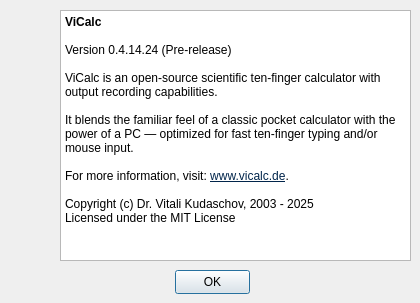
Kudaschov/ViCalc, file vicalc/ui/about_dialog.ui: the form before one commit.
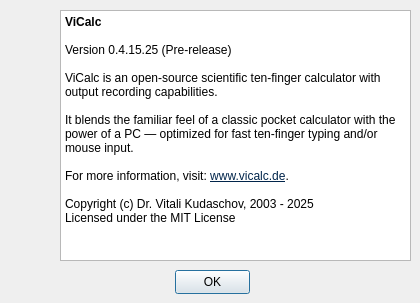
The form after the commit. Icons and pictures are not drawn.

The edit to the form file:
```diff
--- a/vicalc/ui/about_dialog.ui
+++ b/vicalc/ui/about_dialog.ui
@@ -61,7 +61,7 @@
 &lt;/style&gt;&lt;/head&gt;&lt;body style=&quot; font-family:'Segoe UI'; font-size:9pt; font-weight:400; font-style:normal;&quot;&gt;
 &lt;p style=&quot; margin-top:0px; margin-bottom:0px; margin-left:0px; margin-right:0px; -qt-block-indent:0; text-indent:0px;&quot;&gt;&lt;span style=&quot; font-weight:700;&quot;&gt;ViCalc&lt;/span&gt;&lt;/p&gt;
 &lt;p style=&quot;-qt-paragraph-type:empty; margin-top:0px; margin-bottom:0px; margin-left:0px; margin-right:0px; -qt-block-indent:0; text-indent:0px; font-weight:700;&quot;&gt;&lt;br /&gt;&lt;/p&gt;
-&lt;p style=&quot; margin-top:0px; margin-bottom:0px; margin-left:0px; margin-right:0px; -qt-block-indent:0; text-indent:0px;&quot;&gt;Version 0.4.14.24 (Pre-release)&lt;/p&gt;
+&lt;p style=&quot; margin-top:0px; margin-bottom:0px; margin-left:0px; margin-right:0px; -qt-block-indent:0; text-indent:0px;&quot;&gt;Version 0.4.15.25 (Pre-release)&lt;/p&gt;
 &lt;p style=&quot;-qt-paragraph-type:empty; margin-top:0px; margin-bottom:0px; margin-left:0px; margin-right:0px; -qt-block-indent:0; text-indent:0px;&quot;&gt;&lt;br /&gt;&lt;/p&gt;
 &lt;p style=&quot; margin-top:0px; margin-bottom:0px; margin-left:0px; margin-right:0px; -qt-block-indent:0; text-indent:0px;&quot;&gt;ViCalc is an open-source scientific ten-finger calculator with output recording capabilities.&lt;/p&gt;
 &lt;p style=&quot;-qt-paragraph-type:empty; margin-top:0px; margin-bottom:0px; margin-left:0px; margin-right:0px; -qt-block-indent:0; text-indent:0px;&quot;&gt;&lt;br /&gt;&lt;/p&gt;
```
